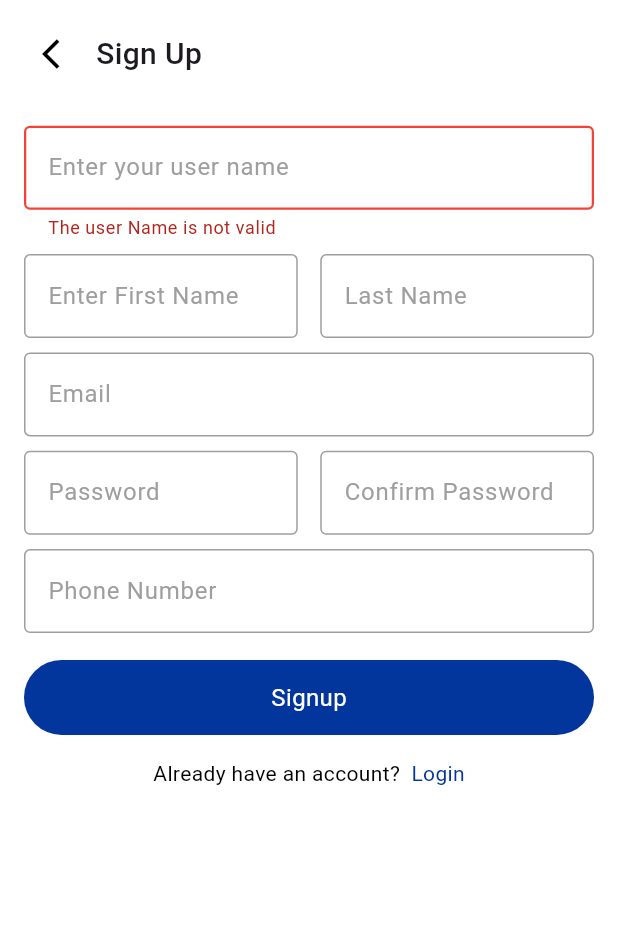
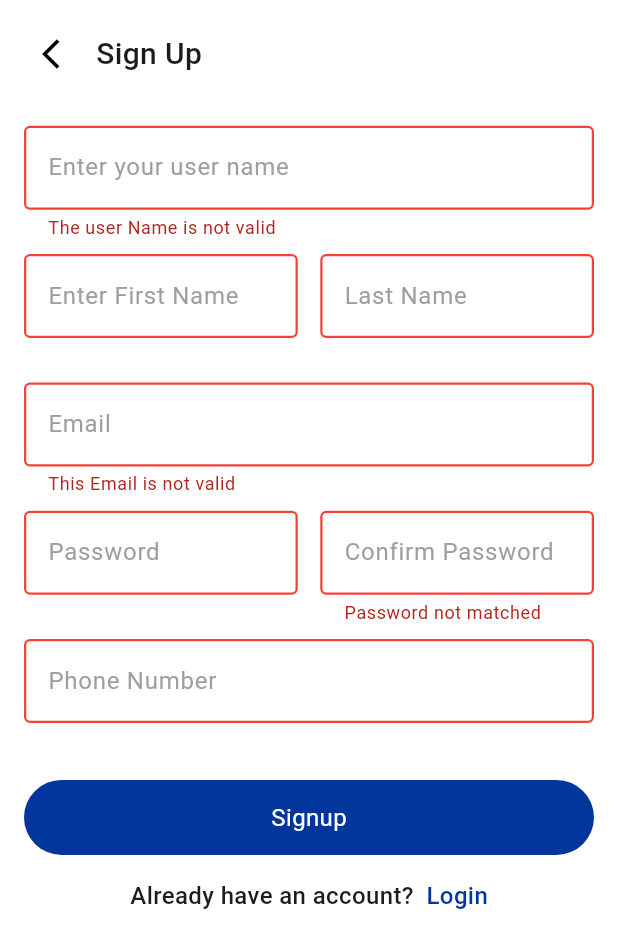
Before and after one commit to Abdulteef1998/online-exam-c1, a Flutter app: the SignUpScreen screen opened by its route, after a tap on "Signup", on a phone screen of 412 x 824 dp. Shown: the top 948 px of the screen. Run offline on Flutter 3.47's test engine with Material 3 defaults, Android fonts, the phone set to English and light mode, and no system bars; drawn by our look-alikes of modal_progress_hud_nsn; our stand-ins replace flutter_screenutil, go_router.

Commit message:
make text style

```diff
--- a/lib/core/utils/styles.dart
+++ b/lib/core/utils/styles.dart
@@ -7,6 +7,10 @@ class Styles {
   );
   static const textStyle20 = TextStyle(
     fontSize: 20,
+    fontWeight: FontWeight.w500,
+  );
+  static const textStyle24 = TextStyle(
+    fontSize: 24,
     fontWeight: FontWeight.w500,
   );
   static const textStyle30 = TextStyle(
--- a/lib/view/signUp_screen/signUp_screen.dart
+++ b/lib/view/signUp_screen/signUp_screen.dart
@@ -18,6 +18,13 @@ class SignUpScreen extends StatefulWidget {
 
 class _SignUpScreenState extends State<SignUpScreen> {
   TextEditingController userNameController = TextEditingController();
+
+  final TextEditingController _emailController = TextEditingController();
+  final TextEditingController _passwordController = TextEditingController();
+
+  final TextEditingController _firstNameController = TextEditingController();
+  final TextEditingController _lastNameController = TextEditingController();
+  final TextEditingController _phoneNumberController = TextEditingController();
   String? userName;
   String? firstName;
   String? lastName;
@@ -26,6 +33,9 @@ class _SignUpScreenState extends State<SignUpScreen> {
   String? confirmPassword;
   String? phoneNumber;
   bool isLoading = false;
+  bool _isEmailValid = false;
+
+  bool _isButtonEnabled = false;
   GlobalKey<FormState> formKey = GlobalKey<FormState>();
 
   @override
@@ -44,7 +54,8 @@ class _SignUpScreenState extends State<SignUpScreen> {
                 Row(
                   children: [
                     IconButton(
-                      icon: const Icon(Icons.arrow_back_ios, color: Colors.black),
+                      icon:
+                          const Icon(Icons.arrow_back_ios, color: Colors.black),
                       onPressed: () {
                         Navigator.pop(context);
                       },
@@ -60,7 +71,7 @@ class _SignUpScreenState extends State<SignUpScreen> {
                   hintText: 'Enter your user name',
                   controller: userNameController,
                   onValidate: (val) {
-                    if(val!.isEmpty){
+                    if (val!.isEmpty) {
                       return 'The user Name is not valid';
                     }
                     return null;
@@ -72,8 +83,12 @@ class _SignUpScreenState extends State<SignUpScreen> {
                     Expanded(
                       child: CustomTextFieldForm(
                         hintText: 'Enter First Name',
-                        onChanged: (data) {
-                          firstName = data;
+                        controller: _firstNameController,
+                        onValidate: (val) {
+                          if (val!.isEmpty) {
+                            return '';
+                          }
+                          return null;
                         },
                       ),
                     ),
@@ -81,8 +96,12 @@ class _SignUpScreenState extends State<SignUpScreen> {
                     Expanded(
                       child: CustomTextFieldForm(
                         hintText: 'Last Name',
-                        onChanged: (data) {
-                          lastName = data;
+                        controller: _lastNameController,
+                        onValidate: (val) {
+                          if (val!.isEmpty) {
+                            return '';
+                          }
+                          return null;
                         },
                       ),
                     ),
@@ -91,8 +110,12 @@ class _SignUpScreenState extends State<SignUpScreen> {
                 8.verticalSpace,
                 CustomTextFieldForm(
                   hintText: 'Email',
-                  onChanged: (data) {
-                    email = data;
+                  controller: _emailController,
+                  onValidate: (val) {
+                    if (val!.isEmpty) {
+                      return 'This Email is not valid';
+                    }
+                    return null;
                   },
                 ),
                 8.verticalSpace,
@@ -101,9 +124,12 @@ class _SignUpScreenState extends State<SignUpScreen> {
                     Expanded(
                       child: CustomTextFieldForm(
                         hintText: 'Password',
-                        obscureText: true,
-                        onChanged: (data) {
-                          password = data;
+                        controller: _passwordController,
+                        onValidate: (val) {
+                          if (val!.isEmpty) {
+                            return '';
+                          }
+                          return null;
                         },
                       ),
                     ),
@@ -111,9 +137,12 @@ class _SignUpScreenState extends State<SignUpScreen> {
                     Expanded(
                       child: CustomTextFieldForm(
                         hintText: 'Confirm Password',
-                        obscureText: true,
-                        onChanged: (data) {
-                          confirmPassword = data;
+                        controller: _passwordController,
+                        onValidate: (val) {
+                          if (val!.isEmpty) {
+                            return 'Password not matched';
+                          }
+                          return null;
                         },
                       ),
                     ),
@@ -122,38 +151,39 @@ class _SignUpScreenState extends State<SignUpScreen> {
                 8.verticalSpace,
                 CustomTextFieldForm(
                   hintText: 'Phone Number',
-                  onChanged: (data) {
-                    phoneNumber = data;
+                  controller: _phoneNumberController,
+                  onValidate: (val) {
+                    if (val!.isEmpty) {
+                      return '';
+                    }
+                    return null;
                   },
                 ),
                 15.verticalSpace,
                 CustomButton(
                   onTap: () {
-                    if(formKey.currentState!.validate()){
-                      print('');
+                    if (formKey.currentState!.validate()) {
+                      print('object');
                     }
                   },
-                  backgroundColor: kprimaryColor,
+                  backgroundColor: _isEmailValid == true
+                      ? const Color(0xff878787)
+                      : kprimaryColor,
                   text: "Signup",
                 ),
                 13.verticalSpace,
                 Row(
                   mainAxisAlignment: MainAxisAlignment.center,
                   children: [
-                    const Text(
-                      'Already have an account? ',
-                      style: TextStyle(color: Colors.black),
-                    ),
+                    const Text('Already have an account? ',
+                        style: Styles.textStyle16),
                     GestureDetector(
                       onTap: () {
                         Navigator.pushNamed(context, SignInScreen.id);
                       },
-                      child: const Text(
-                        ' Login',
-                        style: TextStyle(
-                          color: kprimaryColor,
-                        ),
-                      ),
+                      child: Text(' Login',
+                          style: Styles.textStyle16
+                              .copyWith(color: kprimaryColor)),
                     ),
                   ],
                 ),
--- a/lib/widgets/custom_text_field.dart
+++ b/lib/widgets/custom_text_field.dart
@@ -26,7 +26,6 @@ class CustomTextFieldForm extends StatelessWidget {
       onChanged: onChanged,
       validator: onValidate,
       decoration: InputDecoration(
-
         labelText: hintText,
         labelStyle: const TextStyle(color: Colors.grey),
         errorText: errorText,
```
Also changed, not shown: lib/view/signIn_screen/signIn_screen.dart (+11 -19 lines).
